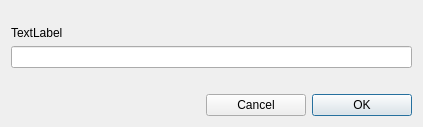
Above: Utilities/inputdlg.ui from towhee/Winnow64 before the change. Below: the same form after it.
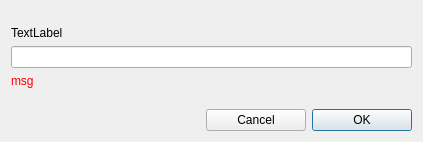
That is the form after the change.

Patch:
```diff
--- a/Utilities/inputdlg.ui
+++ b/Utilities/inputdlg.ui
@@ -7,7 +7,7 @@
     <x>0</x>
     <y>0</y>
     <width>423</width>
-    <height>127</height>
+    <height>140</height>
    </rect>
   </property>
   <property name="sizePolicy">
@@ -50,6 +50,16 @@
    <item>
     <widget class="QLineEdit" name="inputText"/>
    </item>
+   <item>
+    <widget class="QLabel" name="msg">
+     <property name="styleSheet">
+      <string notr="true">color:red</string>
+     </property>
+     <property name="text">
+      <string>msg</string>
+     </property>
+    </widget>
+   </item>
    <item>
     <spacer name="verticalSpacer">
      <property name="orientation">
```
